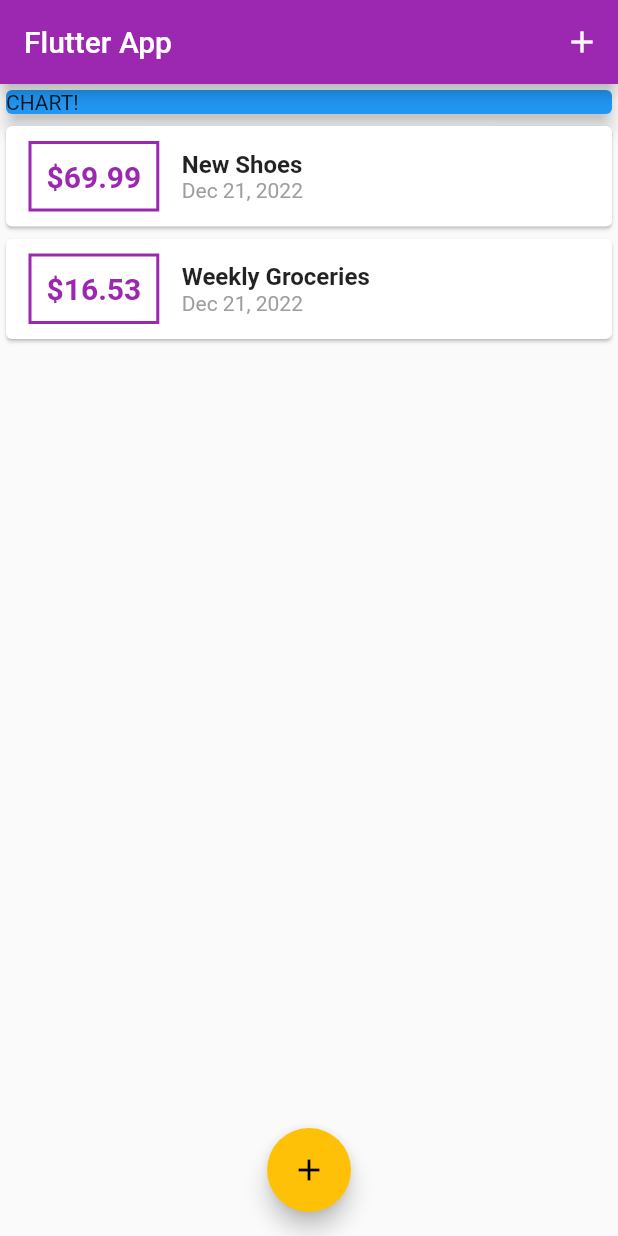
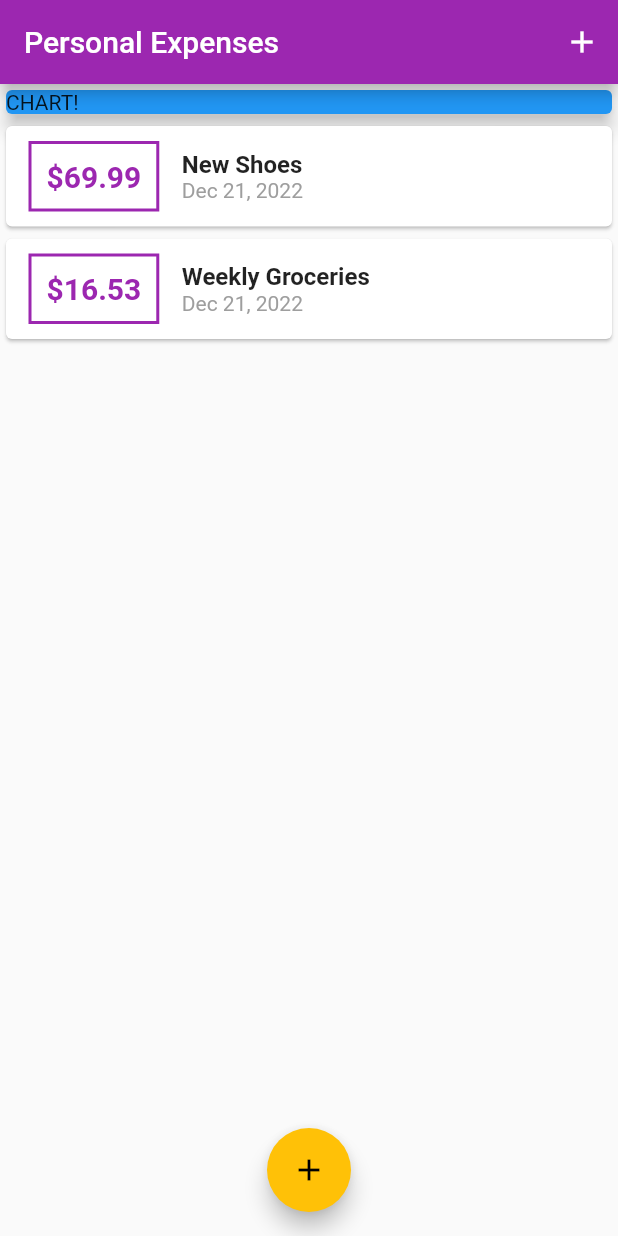
Before and after one commit to NishantWankhade/Flutter_Udemy_expense_planner, a Flutter app: the screen it shows after launch, on a phone screen of 412 x 824 dp. Run offline on Flutter 3.47's test engine with Material 2 defaults, Android fonts, the phone set to English and light mode, and no system bars.

```diff
--- a/lib/main.dart
+++ b/lib/main.dart
@@ -71,7 +71,7 @@ class _MyHomePageState extends State<MyHomePage> {
   Widget build(BuildContext context) {
     return Scaffold(
       appBar: AppBar(
-        title: const Text('Flutter App'),
+        title: const Text('Personal Expenses'),
         actions: [
           IconButton(
             icon: const Icon(Icons.add),
```
Also changed, not shown: pubspec.yaml (+15 -15 lines), assets/fonts/OpenSans-Bold.ttf (added), assets/fonts/OpenSans-Regular.ttf (added), assets/fonts/Quicksand-Bold.ttf (added), assets/fonts/Quicksand-Light.ttf (added), assets/fonts/Quicksand-Medium.ttf (added), assets/fonts/Quicksand-Regular.ttf (added).
